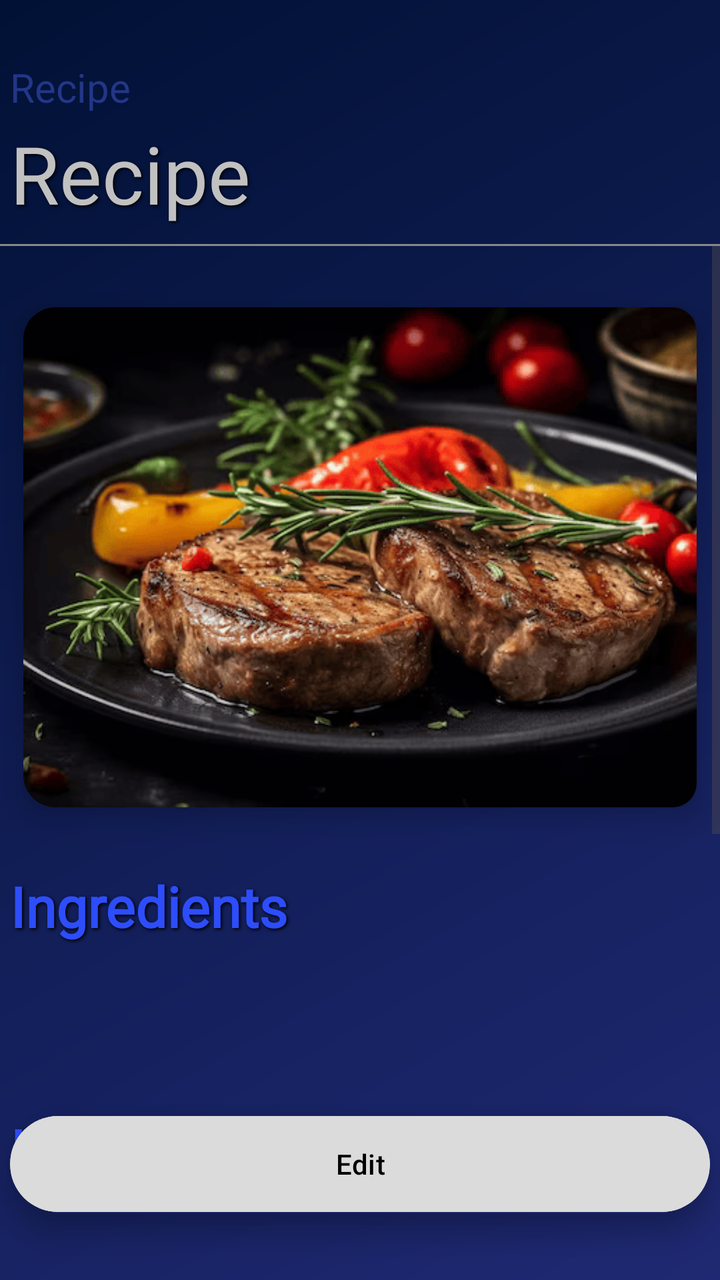
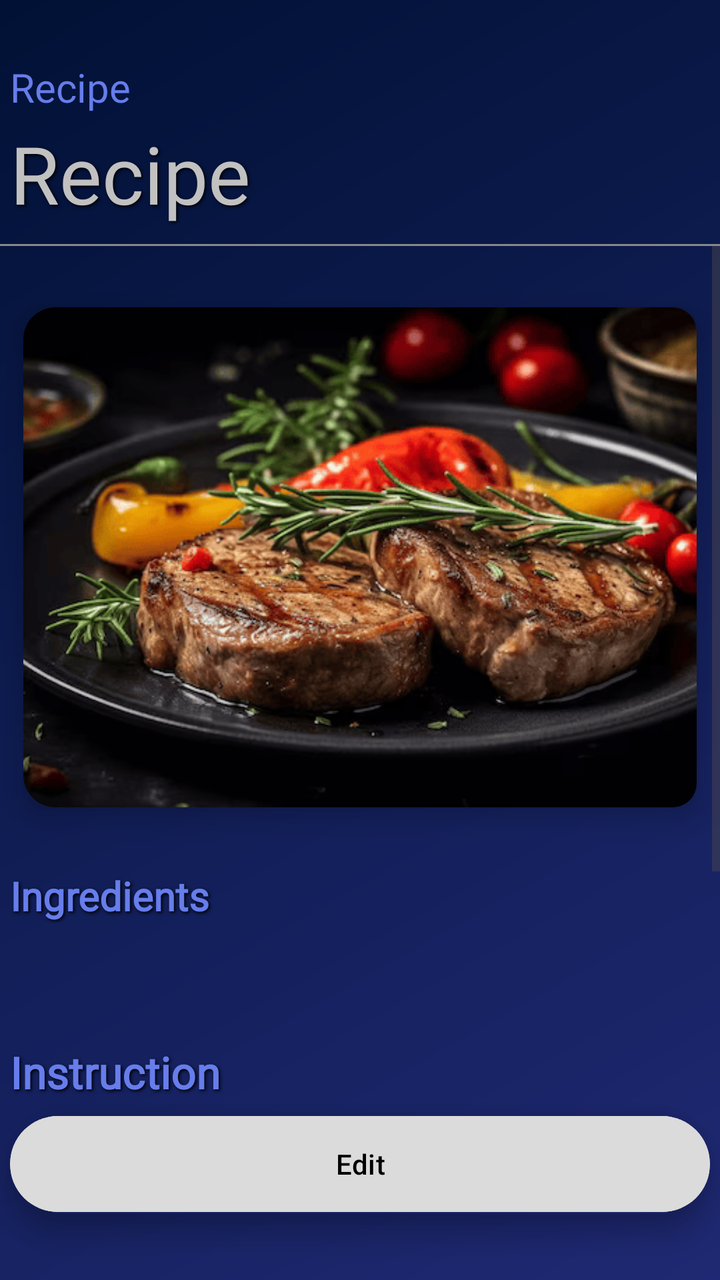

Screens rendered from an Android XML layout before and after an edit, with the pre-edit source and the edit as a unified diff.
<!-- AndroidManifest.xml: application theme Theme.Recipe -->
<!-- res/layout/activity_recipe_show.xml -->
<androidx.constraintlayout.widget.ConstraintLayout
    xmlns:android="http://schemas.android.com/apk/res/android"
    xmlns:app="http://schemas.android.com/apk/res-auto"
    xmlns:tools="http://schemas.android.com/tools"
    android:id="@+id/main"
    android:layout_width="match_parent"
    android:layout_height="match_parent"
    android:background="@drawable/my_background">

    
    <TextView
        android:id="@+id/YourRecipeTextView"
        android:layout_width="350dp"
        android:layout_height="30dp"
        android:layout_marginTop="30dp"
        android:fontFamily="@font/archivo_black"
        android:gravity="left"
        android:text="Recipe"
        android:textColor="@color/my_recipes_background"
        android:textSize="20sp"
        app:layout_constraintTop_toTopOf="parent"
        app:layout_constraintStart_toStartOf="parent"
        app:layout_constraintEnd_toEndOf="parent"/>

    <TextView
        android:id="@+id/RecipeTextViewShow"
        android:layout_width="350dp"
        android:layout_height="wrap_content"
        android:fontFamily="@font/open_sans_light"
        android:gravity="left"
        android:minHeight="62dp"
        android:maxHeight="160dp"
        android:shadowColor="#000000"
        android:shadowDx="2"
        android:shadowDy="2"
        android:shadowRadius="4"
        android:text="Recipe"
        android:textColor="@color/my_text_view_back"
        android:textSize="40sp"
        app:layout_constraintEnd_toEndOf="parent"
        app:layout_constraintStart_toStartOf="parent"
        app:layout_constraintTop_toBottomOf="@id/YourRecipeTextView" />

    <View
        android:id="@+id/lineUnderText"
        android:layout_width="match_parent"
        android:layout_height="1dp"
        android:background="#888888"
        app:layout_constraintTop_toBottomOf="@id/RecipeTextViewShow"
        app:layout_constraintStart_toStartOf="parent"
        app:layout_constraintEnd_toEndOf="parent"/>

    
    <ScrollView
        android:id="@+id/scrollContent"
        android:layout_width="match_parent"
        android:layout_height="0dp"
        android:fillViewport="true"
        android:layout_marginBottom="60dp"
        app:layout_constraintTop_toBottomOf="@id/lineUnderText"
        app:layout_constraintStart_toStartOf="parent"
        app:layout_constraintEnd_toEndOf="parent"
        app:layout_constraintBottom_toBottomOf="parent">

        <LinearLayout
            android:layout_width="match_parent"
            android:layout_height="wrap_content"
            android:orientation="vertical"
            android:paddingBottom="40dp">

            <androidx.cardview.widget.CardView
                android:id="@+id/CardViewRecipeImage"
                android:layout_width="wrap_content"
                android:layout_height="wrap_content"
                android:layout_marginTop="15dp"
                android:layout_gravity="center"
                app:cardCornerRadius="12dp"
                app:cardElevation="8dp"
                app:cardUseCompatPadding="true"
                app:cardBackgroundColor="@android:color/transparent">

                <ImageView
                    android:id="@+id/RecipeImageView"
                    android:layout_width="350dp"
                    android:layout_height="250dp"
                    android:scaleType="centerCrop"
                    android:src="@drawable/steak"
                    android:background="@drawable/rounded_image"
                    android:clipToOutline="true"/>
            </androidx.cardview.widget.CardView>

            <TextView
                android:id="@+id/TextViewIngredients"
                android:layout_width="350dp"
                android:layout_height="wrap_content"
                android:layout_gravity="center"
                android:layout_marginTop="15dp"
                android:fontFamily="@font/bakbak_one"
                android:text="Ingredients"
                android:textColor="@color/my_text_view_show"
                android:textSize="28sp"
                android:textStyle="bold"
                android:shadowColor="#000000"
                android:shadowDx="2"
                android:shadowDy="2"
                android:shadowRadius="4"/>

            
            <androidx.recyclerview.widget.RecyclerView
                android:id="@+id/ingredientsRecyclerView"
                android:layout_width="match_parent"
                android:layout_height="wrap_content"
                android:layout_marginTop="8dp"
                android:layout_marginBottom="16dp"
                android:clipToPadding="false"
                android:scrollbars="none"/>

            <TextView
                android:id="@+id/TextViewInstruction"
                android:layout_width="350dp"
                android:layout_height="wrap_content"
                android:layout_gravity="center"
                android:layout_marginTop="60dp"
                android:text="Instruction"
                android:textColor="@color/my_text_view_show"
                android:textSize="28sp"
                android:fontFamily="@font/bakbak_one"
                android:textStyle="bold"
                android:shadowColor="#000000"
                android:shadowDx="2"
                android:shadowDy="2"
                android:shadowRadius="4"/>

            <TextView
                android:id="@+id/TextViewInstructionContent"
                android:layout_width="350dp"
                android:layout_height="wrap_content"
                android:minHeight="200dp"
                android:paddingTop="17dp"
                android:textStyle="bold"
                android:gravity="top|start"
                android:textColor="@color/white"
                android:textSize="18sp"
                android:lineSpacingExtra="6dp"
                android:layout_gravity="center"/>
        </LinearLayout>
    </ScrollView>
    <androidx.cardview.widget.CardView
        android:id="@+id/CardView"
        android:layout_width="350dp"
        android:layout_height="wrap_content"
        android:layout_gravity="center"
        app:cardBackgroundColor="@android:color/transparent"
        app:cardCornerRadius="120dp"
        android:layout_marginBottom="30dp"
        app:cardElevation="8dp"
        app:layout_constraintBottom_toBottomOf="parent"
        app:layout_constraintStart_toStartOf="parent"
        app:layout_constraintEnd_toEndOf="parent">

        <Button
            android:id="@+id/RecipeEditButton"
            android:layout_width="match_parent"
            android:layout_height="56dp"
            android:backgroundTint="@color/background_floatingButton"
            android:elevation="8dp"
            android:text="Edit"
            android:textColor="@color/black" />
    </androidx.cardview.widget.CardView>
</androidx.constraintlayout.widget.ConstraintLayout>
<!-- resources referenced by this layout -->
<resources>
  <color name="background_floatingButton">#DBDBDB</color>
  <color name="black">#FF000000</color>
  <color name="my_recipes_background">#233687</color>
  <color name="my_text_view_back">#C1C1C1</color>
  <color name="my_text_view_show">#2D4DFB</color>
  <color name="white">#FFFFFFFF</color>
  <!-- drawable my_background (drawable) -->
  <shape xmlns:android="http://schemas.android.com/apk/res/android"
      android:shape="rectangle">
  
  
      <gradient
          android:type="linear"
          android:startColor="#011135"
          android:endColor="#1F2973"
          android:angle="315" />
  
      <size
          android:width="1080dp"
          android:height="1920dp" />
  </shape>
  <!-- drawable rounded_image (drawable) -->
  <?xml version="1.0" encoding="utf-8"?>
  <shape xmlns:android="http://schemas.android.com/apk/res/android"
      android:shape="rectangle">
  
      <solid android:color="@android:color/transparent"/>
  
      
      <corners android:radius="16dp"/>
  </shape>
  <!-- drawable steak: png bitmap (drawable, 103174 bytes) -->
  <style name="Theme.Recipe" parent="Base.Theme.Recipe" />
  <style name="Base.Theme.Recipe" parent="Theme.Material3.DayNight.NoActionBar">
          
          
      </style>
</resources>

<!-- the commit's change to res/layout/activity_recipe_show.xml (unified diff, before → after) -->
@@ -16,7 +16,7 @@
         android:fontFamily="@font/archivo_black"
         android:gravity="left"
         android:text="Recipe"
-        android:textColor="@color/my_recipes_background"
+        android:textColor="@color/title_my_color"
         android:textSize="20sp"
         app:layout_constraintTop_toTopOf="parent"
         app:layout_constraintStart_toStartOf="parent"
@@ -97,8 +97,8 @@
                 android:layout_marginTop="15dp"
                 android:fontFamily="@font/bakbak_one"
                 android:text="Ingredients"
-                android:textColor="@color/my_text_view_show"
-                android:textSize="28sp"
+                android:textColor="@color/title_my_color"
+                android:textSize="20sp"
                 android:textStyle="bold"
                 android:shadowColor="#000000"
                 android:shadowDx="2"
@@ -110,10 +110,7 @@
                 android:id="@+id/ingredientsRecyclerView"
                 android:layout_width="match_parent"
                 android:layout_height="wrap_content"
-                android:layout_marginTop="8dp"
-                android:layout_marginBottom="16dp"
-                android:clipToPadding="false"
-                android:scrollbars="none"/>
+                android:nestedScrollingEnabled="false"/>
 
             <TextView
                 android:id="@+id/TextViewInstruction"
@@ -122,8 +119,8 @@
                 android:layout_gravity="center"
                 android:layout_marginTop="60dp"
                 android:text="Instruction"
-                android:textColor="@color/my_text_view_show"
-                android:textSize="28sp"
+                android:textColor="@color/title_my_color"
+                android:textSize="22sp"
                 android:fontFamily="@font/bakbak_one"
                 android:textStyle="bold"
                 android:shadowColor="#000000"
<!-- resource entries referenced after the edit -->
@@ -2,9 +2,8 @@
 <resources>
   <color name="background_floatingButton">#DBDBDB</color>
   <color name="black">#FF000000</color>
-  <color name="my_recipes_background">#233687</color>
   <color name="my_text_view_back">#C1C1C1</color>
-  <color name="my_text_view_show">#2D4DFB</color>
+  <color name="title_my_color">#667DEB</color>
   <color name="white">#FFFFFFFF</color>
   <!-- drawable my_background (drawable) -->
   <shape xmlns:android="http://schemas.android.com/apk/res/android"
